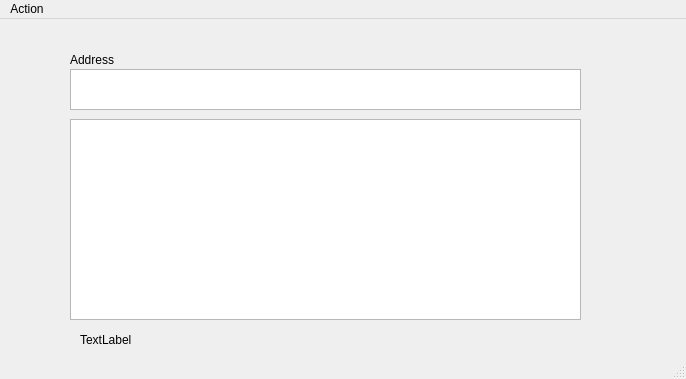
Qt form cryptoScan.ui (phanlinh86/cryptoScan) before a commit.
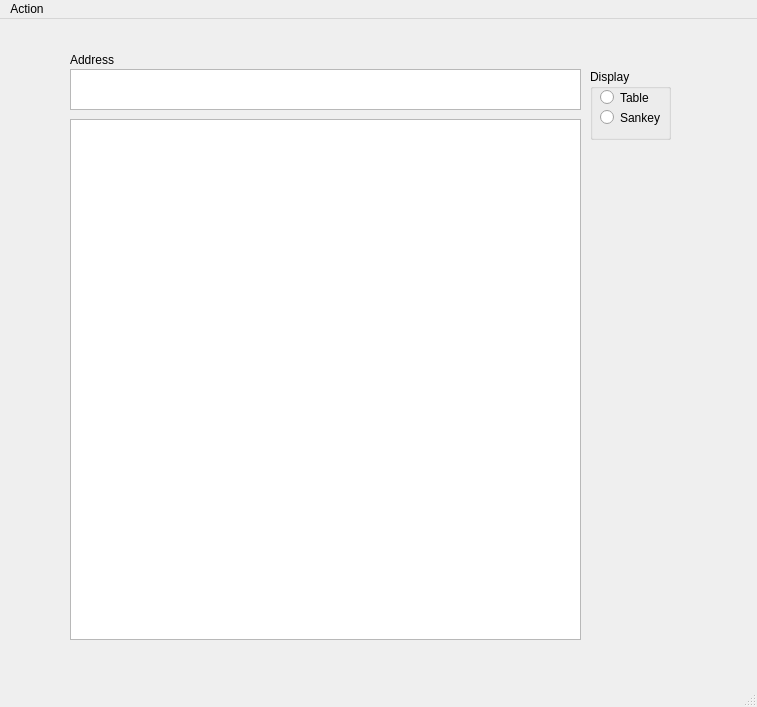
The same form after that commit.

Commit message: Add raw format table option to display. User can choose either sankey diagram or table to display

Diff of the .ui file:
```diff
--- a/cryptoScan.ui
+++ b/cryptoScan.ui
@@ -6,8 +6,8 @@
    <rect>
     <x>0</x>
     <y>0</y>
-    <width>686</width>
-    <height>379</height>
+    <width>757</width>
+    <height>707</height>
    </rect>
   </property>
   <property name="windowTitle">
@@ -56,10 +56,49 @@
       <x>70</x>
       <y>100</y>
       <width>511</width>
-      <height>201</height>
+      <height>521</height>
      </rect>
     </property>
    </widget>
+   <widget class="QGroupBox" name="groupBox">
+    <property name="geometry">
+     <rect>
+      <x>590</x>
+      <y>50</y>
+      <width>81</width>
+      <height>71</height>
+     </rect>
+    </property>
+    <property name="title">
+     <string>Display</string>
+    </property>
+    <widget class="QRadioButton" name="radioButton">
+     <property name="geometry">
+      <rect>
+       <x>10</x>
+       <y>20</y>
+       <width>51</width>
+       <height>17</height>
+      </rect>
+     </property>
+     <property name="text">
+      <string>Table</string>
+     </property>
+    </widget>
+    <widget class="QRadioButton" name="radioButton_2">
+     <property name="geometry">
+      <rect>
+       <x>10</x>
+       <y>40</y>
+       <width>61</width>
+       <height>17</height>
+      </rect>
+     </property>
+     <property name="text">
+      <string>Sankey</string>
+     </property>
+    </widget>
+   </widget>
   </widget>
   <widget class="QStatusBar" name="statusbar"/>
   <widget class="QMenuBar" name="menubar">
@@ -67,7 +106,7 @@
     <rect>
      <x>0</x>
      <y>0</y>
-     <width>686</width>
+     <width>757</width>
      <height>21</height>
     </rect>
    </property>
```
The commit also changes 1 other file.
